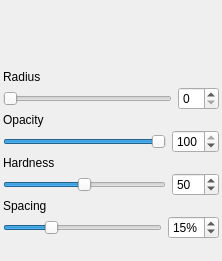
Above: src/client/ui/simplesettings.ui from drawpile/Drawpile before the change. Below: the same form after it.
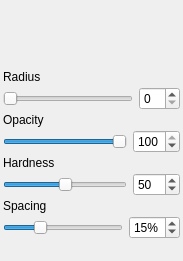
That is the form after the change. Custom widgets are drawn as their Qt base class.

The edit to the form file:
```diff
--- a/src/client/ui/simplesettings.ui
+++ b/src/client/ui/simplesettings.ui
@@ -5,7 +5,7 @@
    <rect>
     <x>0</x>
     <y>0</y>
-    <width>222</width>
+    <width>183</width>
     <height>261</height>
    </rect>
   </property>
@@ -231,7 +231,7 @@
      </property>
      <property name="sizeHint" >
       <size>
-       <width>216</width>
+       <width>50</width>
        <height>16</height>
       </size>
      </property>
```
